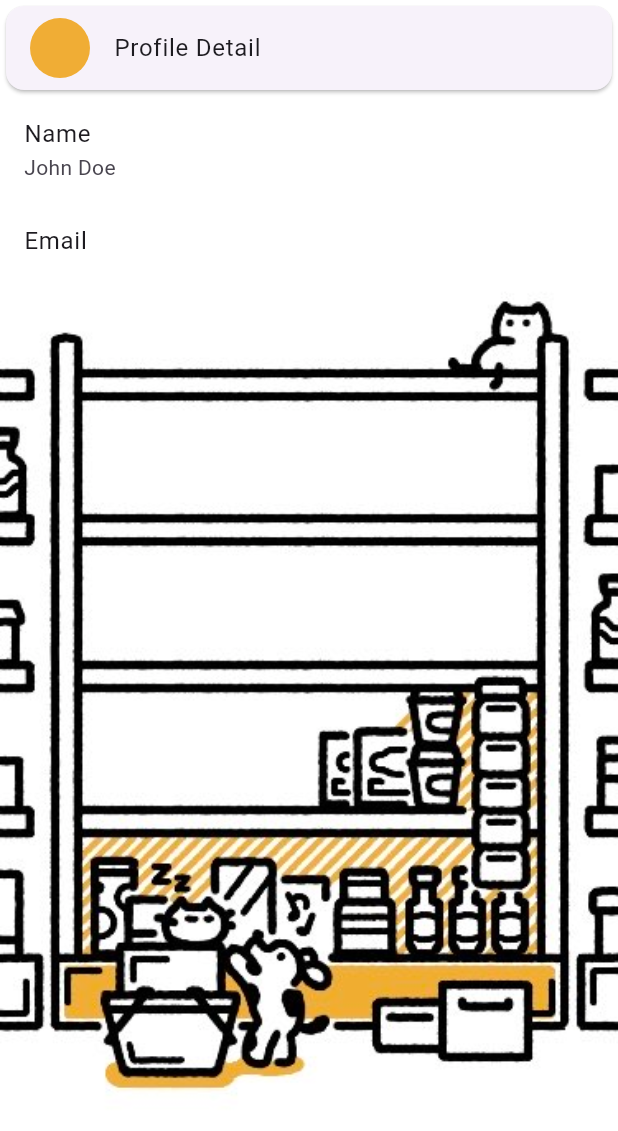
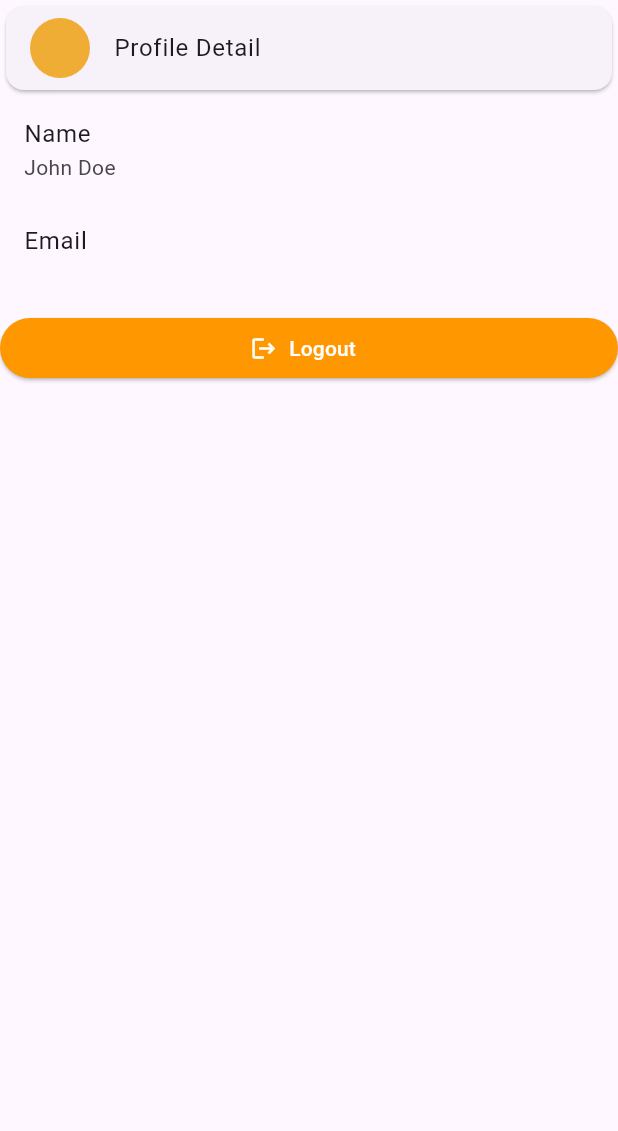
Before and after one commit to bellaria19/Ego, a Flutter app: the ProfileScreen screen opened directly, on a phone screen of 412 x 824 dp. Shown: the top 1131 px of the screen. Run offline on Flutter 3.47's test engine with Material 3 defaults, Android fonts, the phone set to English and light mode, and no system bars; our stand-ins replace flutter_dotenv, font_awesome_flutter, supabase_flutter, syncfusion_flutter_charts; accounts and stored records are empty.

Commit message:
Add Logout Btn for Test

```diff
--- a/lib/screens/profile/profile_screen.dart
+++ b/lib/screens/profile/profile_screen.dart
@@ -9,17 +9,11 @@ class ProfileScreen extends StatefulWidget {
 class _ProfileScreenState extends State<ProfileScreen> {
   @override
   Widget build(BuildContext context) {
-    return Scaffold(
-      body: Container(
-        decoration: const BoxDecoration(
-          image: DecorationImage(
-            image: AssetImage('assets/background/profile.jpg'),
-            fit: BoxFit.cover,
-          ),
-        ),
-        child: Center(
-          child: ListView(children: const [
-            Card(
+    return SafeArea(
+      child: Scaffold(
+        body: Center(
+          child: ListView(children: [
+            const Card(
               child: ListTile(
                 leading: CircleAvatar(
                   backgroundColor: Color.fromRGBO(240, 173, 53, 1),
@@ -27,23 +21,23 @@ class _ProfileScreenState extends State<ProfileScreen> {
                 title: Text('Profile Detail'),
               ),
             ),
-            ListTile(
+            const ListTile(
               title: Text('Name'),
               subtitle: Text('John Doe'),
             ),
-            ListTile(
+            const ListTile(
               title: Text('Email'),
               subtitle: Text(''),
             ),
+            ElevatedButton.icon(
+              icon: const Icon(Icons.logout),
+              onPressed: () {
+                Navigator.pushNamed(context, '/auth');
+              },
+              label: const Text('Logout'),
+            )
           ]),
         ),
-
-        // child: ElevatedButton(
-        //   onPressed: () {
-        //     Navigator.pushNamed(context, '/profile_detail');
-        //   },
-        //   child: const Text('Go to Profile Detail'),
-        // ),
       ),
     );
   }
```
